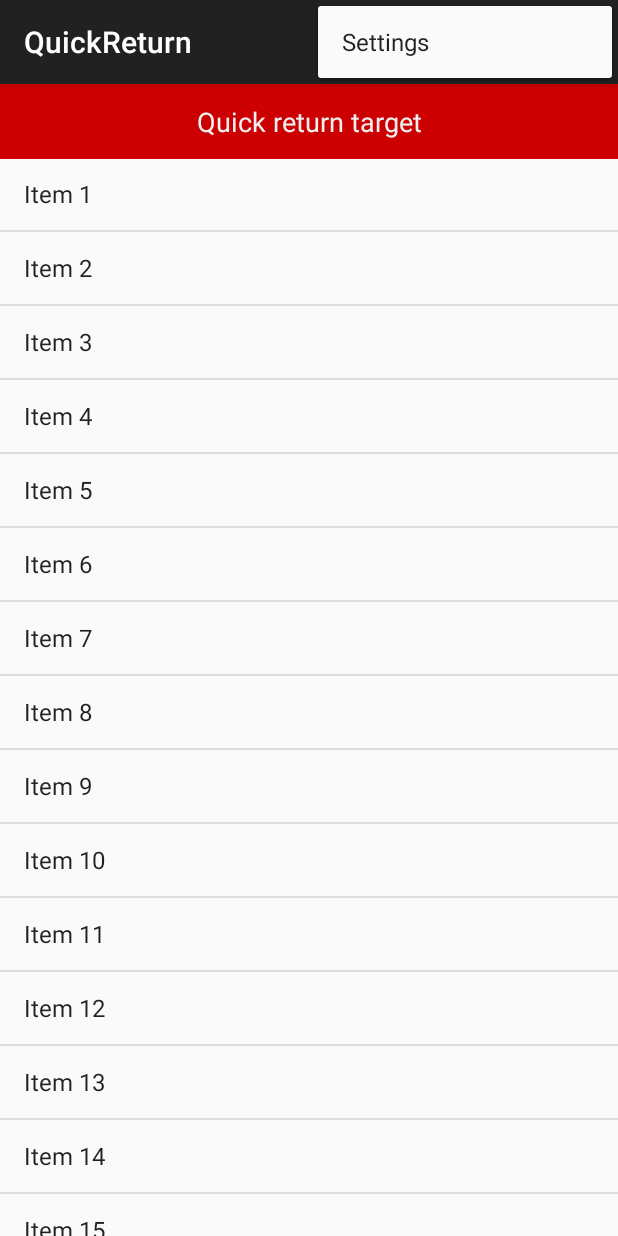
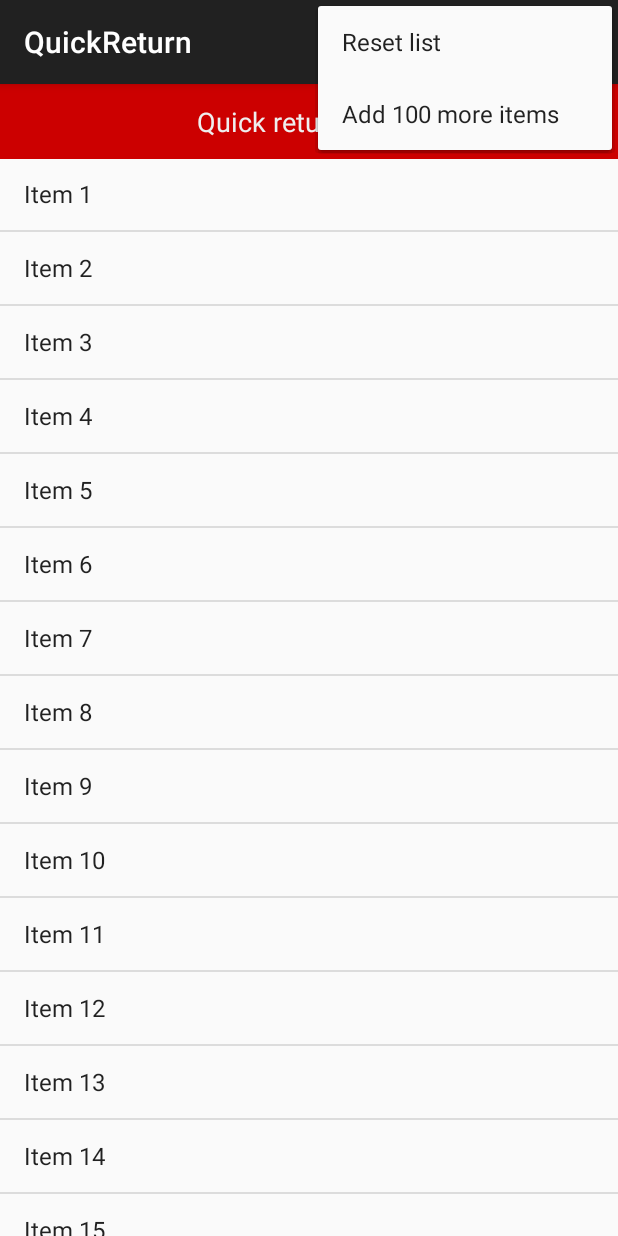
Before and after one commit to felipecsl/QuickReturn, an Android app: the screen it shows after launch (MainActivity), with the options menu open, on a phone screen of 412 x 824 dp. Run offline under Robolectric (Android 15) with nearby library versions, the phone set to English and light mode, and no system bars.

Commit message:
Adds support for adding/removing items from adapter

```diff
--- a/app/src/main/java/com/felipecsl/quickreturn/app/MainActivity.java
+++ b/app/src/main/java/com/felipecsl/quickreturn/app/MainActivity.java
@@ -5,8 +5,6 @@ import android.os.Bundle;
 import android.view.Menu;
 import android.view.MenuItem;
 import android.widget.ArrayAdapter;
-import android.widget.ListAdapter;
-import android.widget.ListView;
 import android.widget.TextView;
 
 import com.felipecsl.quickreturn.QuickReturnAdapter;
@@ -15,24 +13,32 @@ import com.felipecsl.quickreturn.QuickReturnListView;
 
 public class MainActivity extends ActionBarActivity {
 
-    private QuickReturnListView listView;
-    private QuickReturnAdapter listAdapter;
+    private QuickReturnListView quickReturnListView;
+    private QuickReturnAdapter quickReturnAdapter;
+    private ArrayAdapter<String> adapter;
+    private int offset = 0;
 
     @Override
     protected void onCreate(Bundle savedInstanceState) {
         super.onCreate(savedInstanceState);
         setContentView(R.layout.activity_main);
 
-        listView = (QuickReturnListView) findViewById(R.id.listView);
+        quickReturnListView = (QuickReturnListView) findViewById(R.id.listView);
         TextView quickReturnTarget = (TextView) findViewById(R.id.quickReturnTarget);
 
-        final ArrayAdapter<String> wrappedAdapter = new ArrayAdapter<>(this, android.R.layout.simple_list_item_1);
-        for (int i = 0; i < 100; i++)
-            wrappedAdapter.add("Item " + String.valueOf(i));
+        adapter = new ArrayAdapter<>(this, android.R.layout.simple_list_item_1);
+        addMoreItems(100);
 
-        listAdapter = new QuickReturnAdapter(wrappedAdapter);
-        listView.setAdapter(listAdapter);
-        listView.setQuickReturnView(quickReturnTarget);
+        quickReturnAdapter = new QuickReturnAdapter(adapter);
+        quickReturnListView.setAdapter(quickReturnAdapter);
+        quickReturnListView.setQuickReturnView(quickReturnTarget);
+    }
+
+    private void addMoreItems(final int amount) {
+        for (int i = 0; i < amount; i++)
+            adapter.add("Item " + String.valueOf(offset + i));
+
+        offset += amount;
     }
 
     @Override
@@ -48,9 +54,13 @@ public class MainActivity extends ActionBarActivity {
         // automatically handle clicks on the Home/Up button, so long
         // as you specify a parent activity in AndroidManifest.xml.
         int id = item.getItemId();
-        if (id == R.id.action_settings) {
-            return true;
+        if (id == R.id.add_more) {
+            addMoreItems(100);
+        } else if (id == R.id.reset) {
+            adapter.clear();
+            offset = 0;
+            addMoreItems(100);
         }
-        return super.onOptionsItemSelected(item);
+        return true;
     }
 }
--- a/app/src/main/res/menu/main.xml
+++ b/app/src/main/res/menu/main.xml
@@ -1,9 +1,17 @@
 <menu xmlns:android="http://schemas.android.com/apk/res/android"
-    xmlns:app="http://schemas.android.com/apk/res-auto"
-    xmlns:tools="http://schemas.android.com/tools"
-    tools:context=".MainActivity" >
-    <item android:id="@+id/action_settings"
-        android:title="@string/action_settings"
+      xmlns:app="http://schemas.android.com/apk/res-auto"
+      xmlns:tools="http://schemas.android.com/tools"
+      tools:context=".MainActivity">
+
+    <item
+        android:id="@+id/reset"
+        android:title="Reset list"
         android:orderInCategory="100"
-        app:showAsAction="never" />
+        app:showAsAction="never"/>
+
+    <item
+        android:id="@+id/add_more"
+        android:title="Add 100 more items"
+        android:orderInCategory="100"
+        app:showAsAction="never"/>
 </menu>
--- a/library/src/main/java/com/felipecsl/quickreturn/QuickReturnAdapter.java
+++ b/library/src/main/java/com/felipecsl/quickreturn/QuickReturnAdapter.java
@@ -6,7 +6,6 @@ import android.view.ViewGroup;
 import android.widget.ListAdapter;
 
 import java.util.ArrayList;
-import java.util.Arrays;
 import java.util.Collections;
 import java.util.List;
 
@@ -14,12 +13,13 @@ public class QuickReturnAdapter extends DataSetObserver implements ListAdapter {
 
     private final ListAdapter wrappedAdapter;
     private final int emptyMeasureSpec;
-    private int[] mItemOffsetY;
+    private int[] itemsVerticalOffset;
 
     public QuickReturnAdapter(final ListAdapter wrappedAdapter) {
         this.wrappedAdapter = wrappedAdapter;
         emptyMeasureSpec = View.MeasureSpec.makeMeasureSpec(0, View.MeasureSpec.UNSPECIFIED);
-        mItemOffsetY = new int[wrappedAdapter.getCount()];
+        itemsVerticalOffset = new int[wrappedAdapter.getCount()];
+        wrappedAdapter.registerDataSetObserver(this);
     }
 
     @Override
@@ -68,7 +68,7 @@ public class QuickReturnAdapter extends DataSetObserver implements ListAdapter {
         v.measure(emptyMeasureSpec, emptyMeasureSpec);
 
         if (position + 1 < getCount())
-            mItemOffsetY[position + 1] = mItemOffsetY[position] + v.getMeasuredHeight();
+            itemsVerticalOffset[position + 1] = itemsVerticalOffset[position] + v.getMeasuredHeight();
 
         return v;
     }
@@ -89,15 +89,27 @@ public class QuickReturnAdapter extends DataSetObserver implements ListAdapter {
     }
 
     public int getPositionOffsetY(int position) {
-        if (position >= mItemOffsetY.length)
+        if (position >= itemsVerticalOffset.length)
             return 0;
 
-        return mItemOffsetY[position];
+        return itemsVerticalOffset[position];
     }
 
     public int getMaxOffsetY() {
-        final List<Integer> items = new ArrayList<>(mItemOffsetY.length);
-        for (final int aMItemOffsetY : mItemOffsetY) items.add(aMItemOffsetY);
+        final List<Integer> items = new ArrayList<>(itemsVerticalOffset.length);
+        for (final int aMItemOffsetY : itemsVerticalOffset) items.add(aMItemOffsetY);
         return Collections.max(items);
     }
+
+    @Override
+    public void onChanged() {
+        super.onChanged();
+
+        if (wrappedAdapter.getCount() < itemsVerticalOffset.length)
+            return;
+
+        int[] newArray = new int[wrappedAdapter.getCount()];
+        System.arraycopy(itemsVerticalOffset, 0, newArray, 0, Math.min(itemsVerticalOffset.length, newArray.length));
+        itemsVerticalOffset = newArray;
+    }
 }
--- a/library/src/main/java/com/felipecsl/quickreturn/QuickReturnListView.java
+++ b/library/src/main/java/com/felipecsl/quickreturn/QuickReturnListView.java
@@ -4,7 +4,6 @@ import android.annotation.TargetApi;
 import android.content.Context;
 import android.os.Build;
 import android.util.AttributeSet;
-import android.util.Log;
 import android.view.View;
 import android.view.animation.TranslateAnimation;
 import android.widget.AbsListView;
@@ -101,8 +100,6 @@ public class QuickReturnListView extends ListView implements AbsListView.OnScrol
                 break;
         }
 
-        Log.d(TAG, "Translation Y = " + translationY);
-
         if (Build.VERSION.SDK_INT <= Build.VERSION_CODES.HONEYCOMB) {
             final TranslateAnimation anim = new TranslateAnimation(0, 0, translationY, translationY);
             anim.setFillAfter(true);
```
